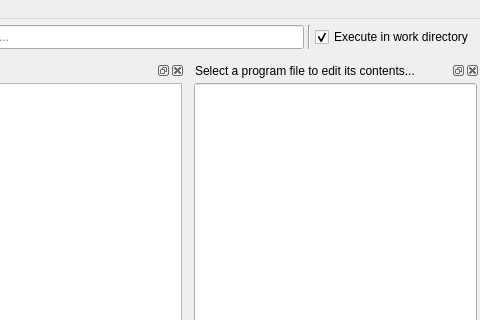
Above: spine_items/tool/ui/tool_specification_form.ui from spine-tools/spine-items before the change; both pictures show x 511 to 991 and y 0 to 320 of the 991 by 829 pixel window. Below: the same form after it.
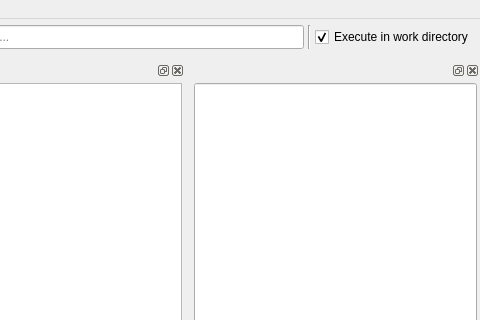
That is the form after the change. Icons and pictures are not drawn. Custom widgets are drawn as their Qt base class.

Patch:
```diff
--- a/spine_items/tool/ui/tool_specification_form.ui
+++ b/spine_items/tool/ui/tool_specification_form.ui
@@ -308,7 +308,7 @@
     <set>Qt::BottomDockWidgetArea</set>
    </property>
    <property name="windowTitle">
-    <string>Select a program file to edit its contents...</string>
+    <string/>
    </property>
    <attribute name="dockWidgetArea">
     <number>8</number>
```
Left out of the diff: 9 changed lines with no effect on the pictures.
